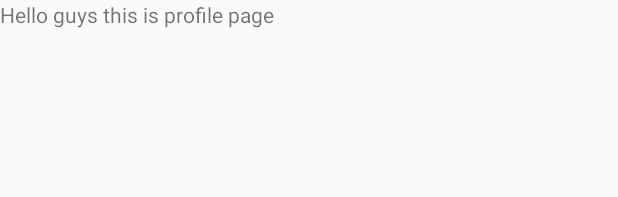
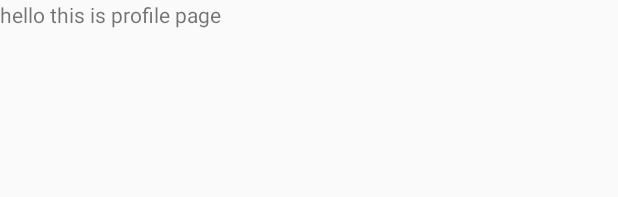
Before and after one commit to reynersubrata/Navigation-View, an Android app: the layout fragment_profile.xml on its own in the app's theme, with its tools: preview values and no code run, on a phone screen of 412 x 824 dp. Shown: the top 197 px of the screen. Run offline under Robolectric (Android 15) with nearby library versions, the phone set to English and light mode, and no system bars.

```diff
--- a/app/src/main/res/layout/fragment_contact.xml
+++ b/app/src/main/res/layout/fragment_contact.xml
@@ -8,6 +8,6 @@
     <TextView
         android:layout_width="match_parent"
         android:layout_height="match_parent"
-        android:text="@string/hello_blank_fragment" />
+        android:text="@string/hello_contact_fragment" />
 
 </FrameLayout>
--- a/app/src/main/res/layout/fragment_profile.xml
+++ b/app/src/main/res/layout/fragment_profile.xml
@@ -8,6 +8,6 @@
     <TextView
         android:layout_width="match_parent"
         android:layout_height="match_parent"
-        android:text="@string/hello_blank_fragment" />
+        android:text="@string/hello_profile_fragment" />
 
 </FrameLayout>
--- a/app/src/main/res/values/strings.xml
+++ b/app/src/main/res/values/strings.xml
@@ -7,7 +7,8 @@
     <string name="action_settings">Settings</string>
 
     <!-- TODO: Remove or change this placeholder text -->
-    <string name="hello_blank_fragment">Hello guys this is profile page</string>
+    <string name="hello_contact_fragment">Hello guys this is contact page</string>
     <string name="title_activity_contact">contact</string>
     <string name="title_activity_profile">profile</string>
+    <string name="hello_profile_fragment">hello this is profile page</string>
 </resources>
```
Also changed, not shown: app/src/main/java/navigation/navigationview/MainActivity.java (+12 -17 lines).
